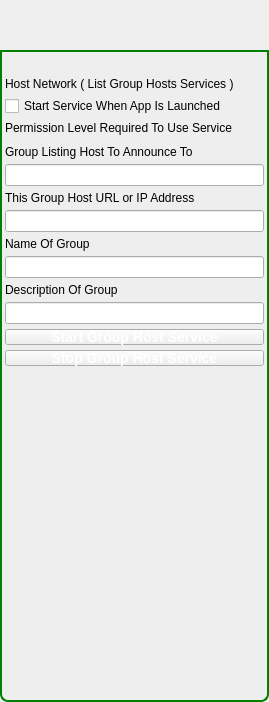
This is GoTvApps/GoTvCommon/Forms/AppletGroupHost.ui in brettrjones/gotvptop as Qt 5 draws it before an edit. The edited form follows.
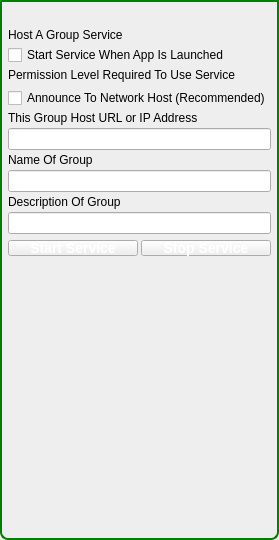
This is the edited form. Icons and pictures are not drawn. Custom widgets are drawn as their Qt base class.

Commit message: Add Permission List Applet for convenience

Patch:
```diff
--- a/GoTvApps/GoTvCommon/Forms/AppletGroupHost.ui
+++ b/GoTvApps/GoTvCommon/Forms/AppletGroupHost.ui
@@ -7,7 +7,7 @@
     <x>0</x>
     <y>0</y>
     <width>269</width>
-    <height>702</height>
+    <height>540</height>
    </rect>
   </property>
   <property name="windowTitle">
@@ -90,28 +90,6 @@
    <property name="bottomMargin">
     <number>0</number>
    </property>
-   <item>
-    <widget class="TitleBarWidget" name="m_TitleBarWidget" native="true">
-     <property name="sizePolicy">
-      <sizepolicy hsizetype="Preferred" vsizetype="Preferred">
-       <horstretch>0</horstretch>
-       <verstretch>0</verstretch>
-      </sizepolicy>
-     </property>
-     <property name="minimumSize">
-      <size>
-       <width>0</width>
-       <height>50</height>
-      </size>
-     </property>
-     <property name="maximumSize">
-      <size>
-       <width>16777215</width>
-       <height>103</height>
-      </size>
-     </property>
-    </widget>
-   </item>
    <item>
     <widget class="QGroupBox" name="ItemsGroupBox">
      <property name="minimumSize">
@@ -125,19 +103,19 @@
      </property>
      <layout class="QVBoxLayout" name="verticalLayout_2">
       <property name="spacing">
-       <number>5</number>
+       <number>3</number>
       </property>
       <property name="leftMargin">
-       <number>2</number>
+       <number>5</number>
       </property>
       <property name="topMargin">
-       <number>2</number>
+       <number>5</number>
       </property>
       <property name="rightMargin">
-       <number>2</number>
+       <number>5</number>
       </property>
       <property name="bottomMargin">
-       <number>2</number>
+       <number>5</number>
       </property>
       <item>
        <widget class="QLabel" name="m_StatusLabel">
@@ -149,7 +127,7 @@
       <item>
        <widget class="QLabel" name="SearchLabel">
         <property name="text">
-         <string>Host Network ( List Group Hosts Services )</string>
+         <string>Host A Group Service</string>
         </property>
         <property name="wordWrap">
          <bool>true</bool>
@@ -174,15 +152,12 @@
        <widget class="PermissionWidget" name="m_PermissionWidget" native="true"/>
       </item>
       <item>
-       <widget class="QLabel" name="m_GoTvHostLabel">
+       <widget class="QCheckBox" name="m_AnnounceGroupCheckBox">
         <property name="text">
-         <string>Group Listing Host To Announce To</string>
+         <string>Announce To Network Host (Recommended)</string>
         </property>
        </widget>
       </item>
-      <item>
-       <widget class="QLineEdit" name="lineEdit"/>
-      </item>
       <item>
        <widget class="QLabel" name="m_GroupHostLabel">
         <property name="text">
@@ -214,9 +189,14 @@
        <widget class="QLineEdit" name="lineEdit_4"/>
       </item>
       <item>
+       <widget class="RelayServiceWidget" name="m_RelayServiceWidget" native="true"/>
+      </item>
+      <item>
+       <layout class="QHBoxLayout" name="horizontalLayout">
+        <item>
        <widget class="QPushButton" name="m_StartButton">
         <property name="text">
-         <string>Start Group Host Service</string>
+           <string>Start Service</string>
         </property>
        </widget>
       </item>
@@ -235,9 +215,11 @@
          </size>
         </property>
         <property name="text">
-         <string>Stop Group Host Service</string>
-        </property>
-       </widget>
+           <string>Stop Service</string>
+          </property>
+         </widget>
+        </item>
+       </layout>
       </item>
       <item>
        <widget class="QLabel" name="m_GroupUserStatusLabel">
@@ -267,12 +249,6 @@
   </layout>
  </widget>
  <customwidgets>
-  <customwidget>
-   <class>TitleBarWidget</class>
-   <extends>QWidget</extends>
-   <header>TitleBarWidget.h</header>
-   <container>1</container>
-  </customwidget>
   <customwidget>
    <class>FriendListWidget</class>
    <extends>QWidget</extends>
@@ -285,6 +261,12 @@
    <header>PermissionWidget.h</header>
    <container>1</container>
   </customwidget>
+  <customwidget>
+   <class>RelayServiceWidget</class>
+   <extends>QWidget</extends>
+   <header>RelayServiceWidget.h</header>
+   <container>1</container>
+  </customwidget>
  </customwidgets>
  <resources>
   <include location="../gotvcommon.qrc"/>
```
Left out of the diff: 4 changed lines with no effect on the pictures. Lines whose indentation alone changed are shown as unchanged. The commit also changes 38 other files.
